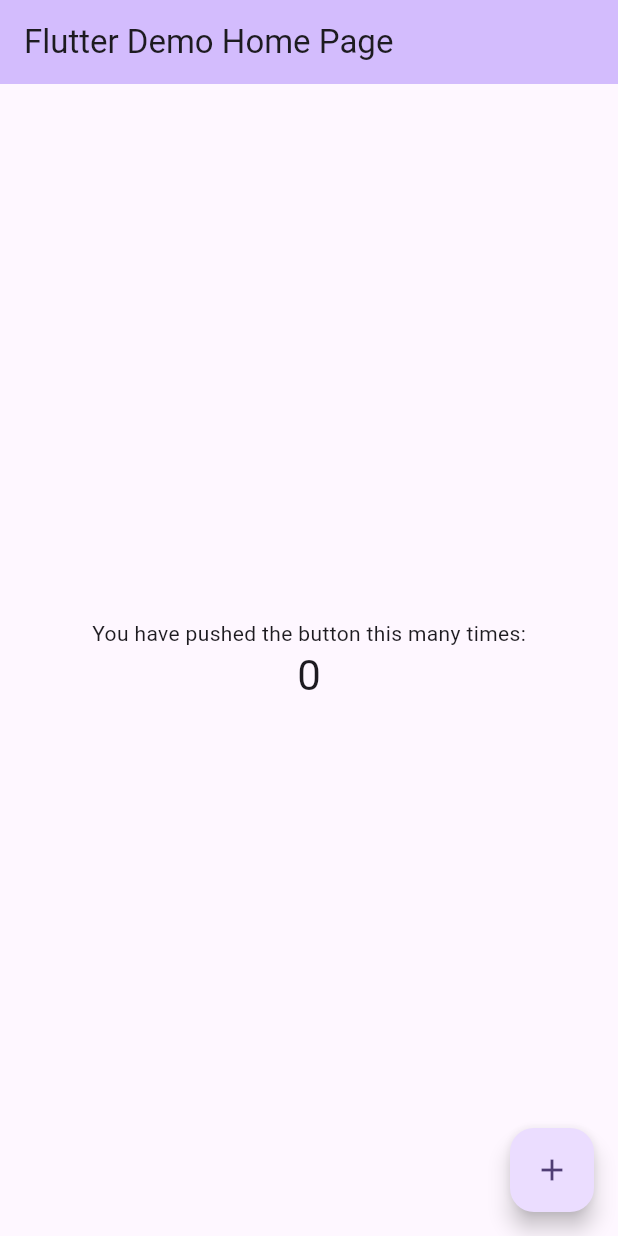
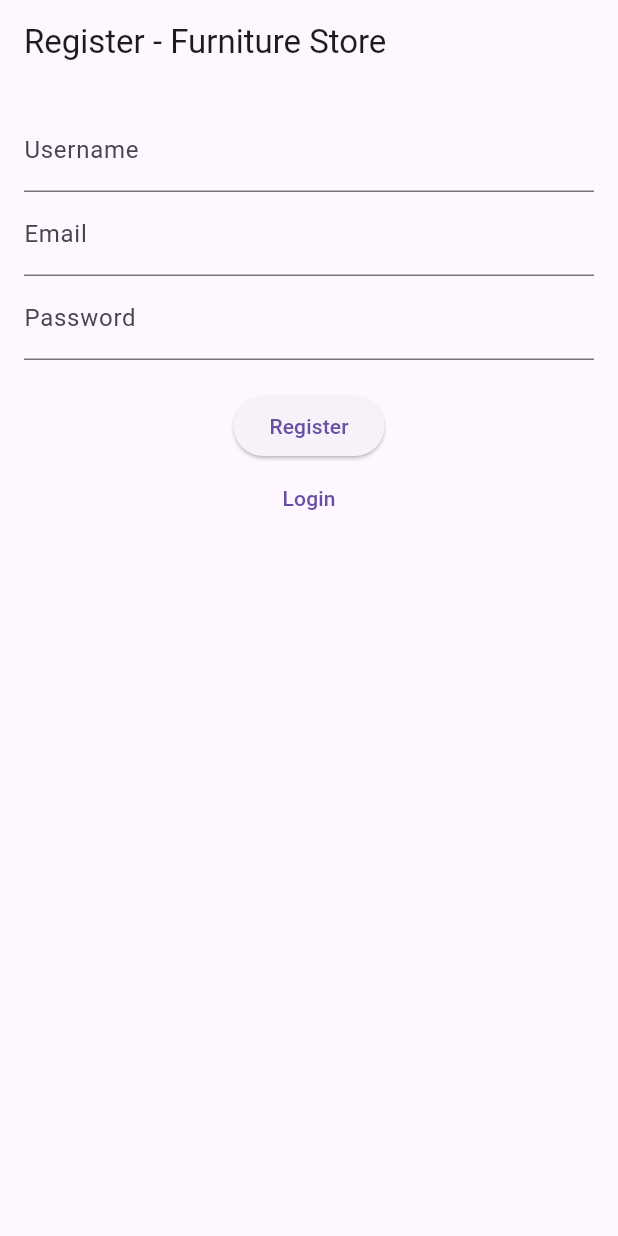
Before and after one commit to Osandi-Hirimuthugoda/furniture-store-flutter, a Flutter app: the screen it shows after launch, on a phone screen of 412 x 824 dp. Run offline on Flutter 3.47's test engine with Material 3 defaults, Android fonts, the phone set to English and light mode, and no system bars.

Commit message:
frontend pages on services

```diff
--- a/lib/main.dart
+++ b/lib/main.dart
@@ -1,122 +1,18 @@
 import 'package:flutter/material.dart';
+import 'package:flutter_application_1/services/register_screen.dart';
+
 
 void main() {
-  runApp(const MyApp());
+  runApp(MyApp());
 }
 
 class MyApp extends StatelessWidget {
-  const MyApp({super.key});
-
-  // This widget is the root of your application.
   @override
   Widget build(BuildContext context) {
     return MaterialApp(
-      title: 'Flutter Demo',
-      theme: ThemeData(
-        // This is the theme of your application.
-        //
-        // TRY THIS: Try running your application with "flutter run". You'll see
-        // the application has a purple toolbar. Then, without quitting the app,
-        // try changing the seedColor in the colorScheme below to Colors.green
-        // and then invoke "hot reload" (save your changes or press the "hot
-        // reload" button in a Flutter-supported IDE, or press "r" if you used
-        // the command line to start the app).
-        //
-        // Notice that the counter didn't reset back to zero; the application
-        // state is not lost during the reload. To reset the state, use hot
-        // restart instead.
-        //
-        // This works for code too, not just values: Most code changes can be
-        // tested with just a hot reload.
-        colorScheme: ColorScheme.fromSeed(seedColor: Colors.deepPurple),
-      ),
-      home: const MyHomePage(title: 'Flutter Demo Home Page'),
+      title: 'Furniture Store',
+      theme: ThemeData(primarySwatch: Colors.blue),
+      home: RegisterScreen(),
     );
   }
 }
-
-class MyHomePage extends StatefulWidget {
-  const MyHomePage({super.key, required this.title});
-
-  // This widget is the home page of your application. It is stateful, meaning
-  // that it has a State object (defined below) that contains fields that affect
-  // how it looks.
-
-  // This class is the configuration for the state. It holds the values (in this
-  // case the title) provided by the parent (in this case the App widget) and
-  // used by the build method of the State. Fields in a Widget subclass are
-  // always marked "final".
-
-  final String title;
-
-  @override
-  State<MyHomePage> createState() => _MyHomePageState();
-}
-
-class _MyHomePageState extends State<MyHomePage> {
-  int _counter = 0;
-
-  void _incrementCounter() {
-    setState(() {
-      // This call to setState tells the Flutter framework that something has
-      // changed in this State, which causes it to rerun the build method below
-      // so that the display can reflect the updated values. If we changed
-      // _counter without calling setState(), then the build method would not be
-      // called again, and so nothing would appear to happen.
-      _counter++;
-    });
-  }
-
-  @override
-  Widget build(BuildContext context) {
-    // This method is rerun every time setState is called, for instance as done
-    // by the _incrementCounter method above.
-    //
-    // The Flutter framework has been optimized to make rerunning build methods
-    // fast, so that you can just rebuild anything that needs updating rather
-    // than having to individually change instances of widgets.
-    return Scaffold(
-      appBar: AppBar(
-        // TRY THIS: Try changing the color here to a specific color (to
-        // Colors.amber, perhaps?) and trigger a hot reload to see the AppBar
-        // change color while the other colors stay the same.
-        backgroundColor: Theme.of(context).colorScheme.inversePrimary,
-        // Here we take the value from the MyHomePage object that was created by
-        // the App.build method, and use it to set our appbar title.
-        title: Text(widget.title),
-      ),
-      body: Center(
-        // Center is a layout widget. It takes a single child and positions it
-        // in the middle of the parent.
-        child: Column(
-          // Column is also a layout widget. It takes a list of children and
-          // arranges them vertically. By default, it sizes itself to fit its
-          // children horizontally, and tries to be as tall as its parent.
-          //
-          // Column has various properties to control how it sizes itself and
-          // how it positions its children. Here we use mainAxisAlignment to
-          // center the children vertically; the main axis here is the vertical
-          // axis because Columns are vertical (the cross axis would be
-          // horizontal).
-          //
-          // TRY THIS: Invoke "debug painting" (choose the "Toggle Debug Paint"
-          // action in the IDE, or press "p" in the console), to see the
-          // wireframe for each widget.
-          mainAxisAlignment: MainAxisAlignment.center,
-          children: <Widget>[
-            const Text('You have pushed the button this many times:'),
-            Text(
-              '$_counter',
-              style: Theme.of(context).textTheme.headlineMedium,
-            ),
-          ],
-        ),
-      ),
-      floatingActionButton: FloatingActionButton(
-        onPressed: _incrementCounter,
-        tooltip: 'Increment',
-        child: const Icon(Icons.add),
-      ), // This trailing comma makes auto-formatting nicer for build methods.
-    );
-  }
-}
--- /dev/null
+++ b/lib/services/api_service.dart
@@ -0,0 +1,61 @@
+import 'dart:convert';
+import "package:http/http.dart" as http;
+import '../models/user.dart';
+import '../models/product.dart';
+
+class ApiService {
+  static const String baseUrl = 'http://localhost:5000/api';
+
+  Future<User> register(String username, String email, String password) async {
+    final response = await http.post(
+      Uri.parse('$baseUrl/auth/register'),
+      headers: {'Content-Type': 'application/json'},
+      body: jsonEncode({'username': username, 'email': email, 'password': password}),
+    );
+    if (response.statusCode == 201) return User.fromJson(jsonDecode(response.body));
+    throw Exception('Failed to register');
+  }
+
+  Future<User> login(String email, String password) async {
+    final response = await http.post(
+      Uri.parse('$baseUrl/auth/login'),
+      headers: {'Content-Type': 'application/json'},
+      body: jsonEncode({'email': email, 'password': password}),
+    );
+    if (response.statusCode == 200) return User.fromJson(jsonDecode(response.body));
+    throw Exception('Failed to login');
+  }
+
+  Future<List<Product>> getProducts() async {
+    final response = await http.get(Uri.parse('$baseUrl/products'));
+    if (response.statusCode == 200) {
+      return (jsonDecode(response.body) as List).map((j) => Product.fromJson(j)).toList();
+    }
+    throw Exception('Failed to load products');
+  }
+
+  Future<Product> createProduct(Product product) async {
+    final response = await http.post(
+      Uri.parse('$baseUrl/products'),
+      headers: {'Content-Type': 'application/json'},
+      body: jsonEncode(product.toJson()),
+    );
+    if (response.statusCode == 201) return Product.fromJson(jsonDecode(response.body));
+    throw Exception('Failed to create product');
+  }
+
+  Future<Product> updateProduct(String id, Product product) async {
+    final response = await http.put(
+      Uri.parse('$baseUrl/products/$id'),
+      headers: {'Content-Type': 'application/json'},
+      body: jsonEncode(product.toJson()),
+    );
+    if (response.statusCode == 200) return Product.fromJson(jsonDecode(response.body));
+    throw Exception('Failed to update product');
+  }
+
+  Future<void> deleteProduct(String id) async {
+    final response = await http.delete(Uri.parse('$baseUrl/products/$id'));
+    if (response.statusCode != 200) throw Exception('Failed to delete product');
+  }
+}
--- /dev/null
+++ b/lib/services/login_screen.dart
@@ -0,0 +1,49 @@
+import 'package:flutter/material.dart';
+import 'package:flutter_application_1/services/register_screen.dart';
+import '../services/api_service.dart';
+import 'product_list_screen.dart';
+
+class LoginScreen extends StatefulWidget {
+  @override
+  _LoginScreenState createState() => _LoginScreenState();
+}
+
+class _LoginScreenState extends State<LoginScreen> {
+  final _formKey = GlobalKey<FormState>();
+  final _emailController = TextEditingController();
+  final _passwordController = TextEditingController();
+  final ApiService _apiService = ApiService();
+
+  void _login() async {
+    if (_formKey.currentState!.validate()) {
+      try {
+        await _apiService.login(_emailController.text, _passwordController.text);
+        Navigator.pushReplacement(context, MaterialPageRoute(builder: (context) => ProductListScreen()));
+      } catch (e) {
+        ScaffoldMessenger.of(context).showSnackBar(SnackBar(content: Text('Login failed: $e')));
+      }
+    }
+  }
+
+  @override
+  Widget build(BuildContext context) {
+    return Scaffold(
+      appBar: AppBar(title: Text('Login - Furniture Store')),
+      body: Padding(
+        padding: EdgeInsets.all(16.0),
+        child: Form(
+          key: _formKey,
+          child: Column(
+            children: [
+              TextFormField(controller: _emailController, decoration: InputDecoration(labelText: 'Email'), validator: (v) => v!.isEmpty ? 'Enter email' : null),
+              TextFormField(controller: _passwordController, decoration: InputDecoration(labelText: 'Password'), obscureText: true, validator: (v) => v!.isEmpty ? 'Enter password' : null),
+              SizedBox(height: 20),
+              ElevatedButton(onPressed: _login, child: Text('Login')),
+              TextButton(onPressed: () => Navigator.push(context, MaterialPageRoute(builder: (context) => RegisterScreen())), child: Text('Register')),
+            ],
+          ),
+        ),
+      ),
+    );
+  }
+}
--- /dev/null
+++ b/lib/services/register_screen.dart
@@ -0,0 +1,50 @@
+import 'package:flutter/material.dart';
+import '../services/api_service.dart';
+import 'login_screen.dart';
+
+class RegisterScreen extends StatefulWidget {
+  @override
+  _RegisterScreenState createState() => _RegisterScreenState();
+}
+
+class _RegisterScreenState extends State<RegisterScreen> {
+  final _formKey = GlobalKey<FormState>();
+  final _usernameController = TextEditingController();
+  final _emailController = TextEditingController();
+  final _passwordController = TextEditingController();
+  final ApiService _apiService = ApiService();
+
+  void _register() async {
+    if (_formKey.currentState!.validate()) {
+      try {
+        await _apiService.register(_usernameController.text, _emailController.text, _passwordController.text);
+        Navigator.pushReplacement(context, MaterialPageRoute(builder: (context) => LoginScreen()));
+      } catch (e) {
+        ScaffoldMessenger.of(context).showSnackBar(SnackBar(content: Text('Registration failed: $e')));
+      }
+    }
+  }
+
+  @override
+  Widget build(BuildContext context) {
+    return Scaffold(
+      appBar: AppBar(title: Text('Register - Furniture Store')),
+      body: Padding(
+        padding: EdgeInsets.all(16.0),
+        child: Form(
+          key: _formKey,
+          child: Column(
+            children: [
+              TextFormField(controller: _usernameController, decoration: InputDecoration(labelText: 'Username'), validator: (v) => v!.isEmpty ? 'Enter username' : null),
+              TextFormField(controller: _emailController, decoration: InputDecoration(labelText: 'Email'), validator: (v) => v!.isEmpty ? 'Enter email' : null),
+              TextFormField(controller: _passwordController, decoration: InputDecoration(labelText: 'Password'), obscureText: true, validator: (v) => v!.isEmpty ? 'Enter password' : null),
+              SizedBox(height: 20),
+              ElevatedButton(onPressed: _register, child: Text('Register')),
+              TextButton(onPressed: () => Navigator.push(context, MaterialPageRoute(builder: (context) => LoginScreen())), child: Text('Login')),
+            ],
+          ),
+        ),
+      ),
+    );
+  }
+}
--- a/pubspec.yaml
+++ b/pubspec.yaml
@@ -34,6 +34,7 @@ dependencies:
   # The following adds the Cupertino Icons font to your application.
   # Use with the CupertinoIcons class for iOS style icons.
   cupertino_icons: ^1.0.8
+  http: ^1.2.1
 
 dev_dependencies:
   flutter_test:
```
Also changed, not shown: lib/services/product_form_screen.dart (added, +73 -0 lines), lib/services/product_list_screen.dart (added, +71 -0 lines), pubspec.lock.
